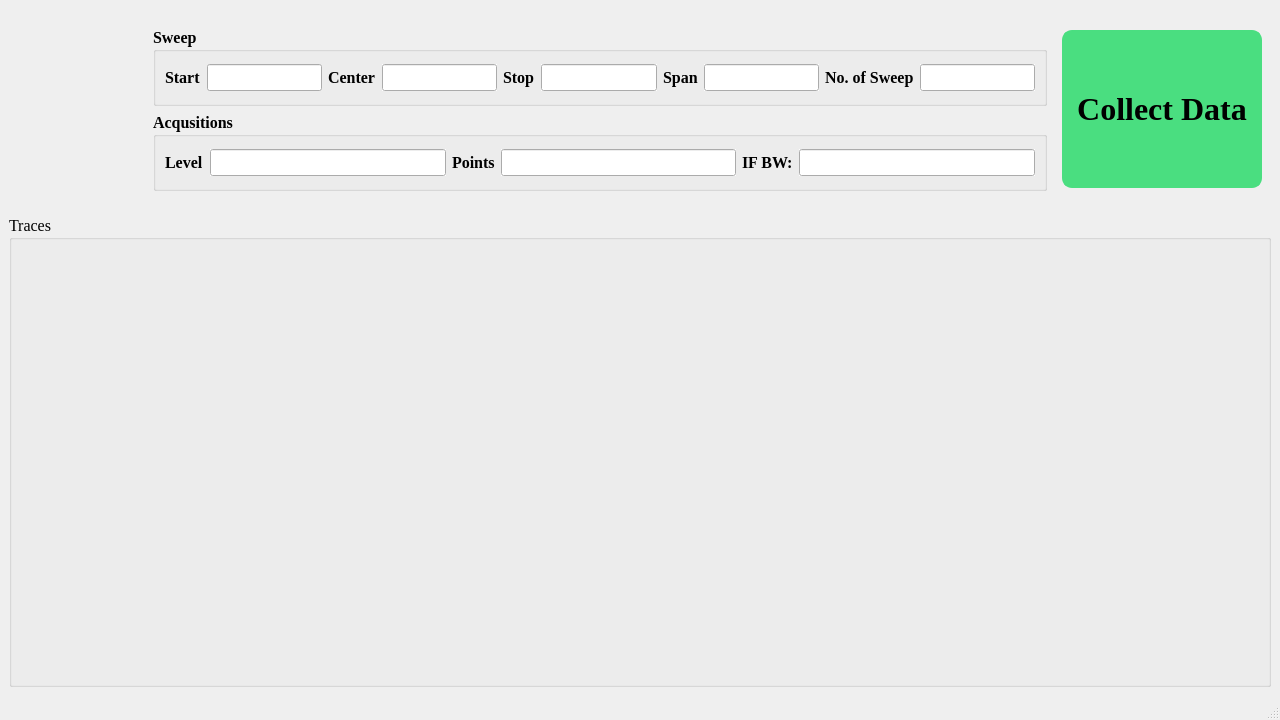
This is code/LibreVNA-dev/gui/LibreVNA_GUI_v_1_0.ui in jeffrymahbuubi/VNA-Project as Qt 5 draws it before an edit. The edited form follows.
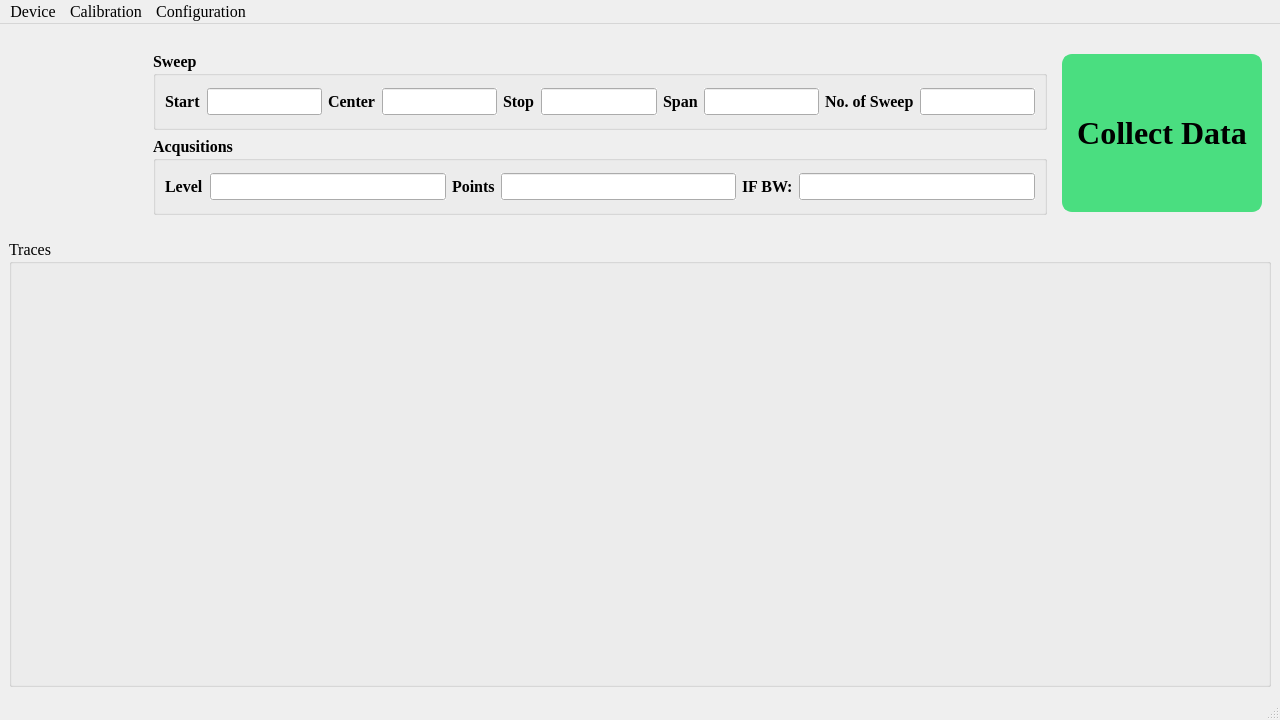
This is the edited form. Icons and pictures are not drawn.

Commit message: update: add menu bar in the ui

The edit to the form file:
```diff
--- a/code/LibreVNA-dev/gui/LibreVNA_GUI_v_1_0.ui
+++ b/code/LibreVNA-dev/gui/LibreVNA_GUI_v_1_0.ui
@@ -320,6 +320,57 @@
      <height>33</height>
     </rect>
    </property>
+   <widget class="QMenu" name="menuDevice">
+    <property name="font">
+     <font>
+      <family>Times New Roman</family>
+      <pointsize>12</pointsize>
+     </font>
+    </property>
+    <property name="title">
+     <string>Device</string>
+    </property>
+    <widget class="QMenu" name="menuConnect_to">
+     <property name="font">
+      <font>
+       <family>Times New Roman</family>
+       <pointsize>12</pointsize>
+      </font>
+     </property>
+     <property name="title">
+      <string>Connect to</string>
+     </property>
+     <addaction name="actionSerial_LibreVNA_USB"/>
+    </widget>
+    <addaction name="menuConnect_to"/>
+   </widget>
+   <widget class="QMenu" name="menuCalibration">
+    <property name="font">
+     <font>
+      <family>Times New Roman</family>
+      <pointsize>12</pointsize>
+     </font>
+    </property>
+    <property name="title">
+     <string>Calibration</string>
+    </property>
+    <addaction name="actionLoad"/>
+   </widget>
+   <widget class="QMenu" name="menuConfiguration">
+    <property name="font">
+     <font>
+      <family>Times New Roman</family>
+      <pointsize>12</pointsize>
+     </font>
+    </property>
+    <property name="title">
+     <string>Configuration</string>
+    </property>
+    <addaction name="actionLoad_yaml_config"/>
+   </widget>
+   <addaction name="menuDevice"/>
+   <addaction name="menuCalibration"/>
+   <addaction name="menuConfiguration"/>
   </widget>
   <widget class="QStatusBar" name="statusbar"/>
  </widget>
```
Left out of the diff: 20 changed lines with no effect on the pictures.
